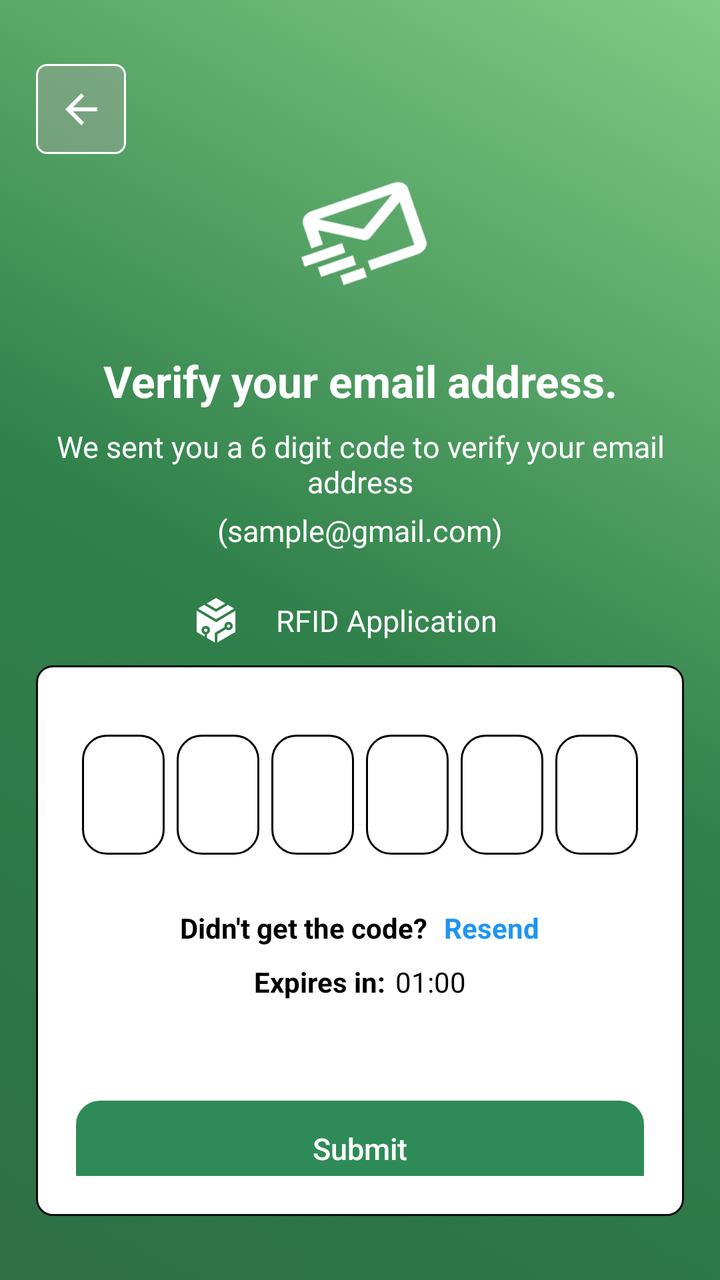
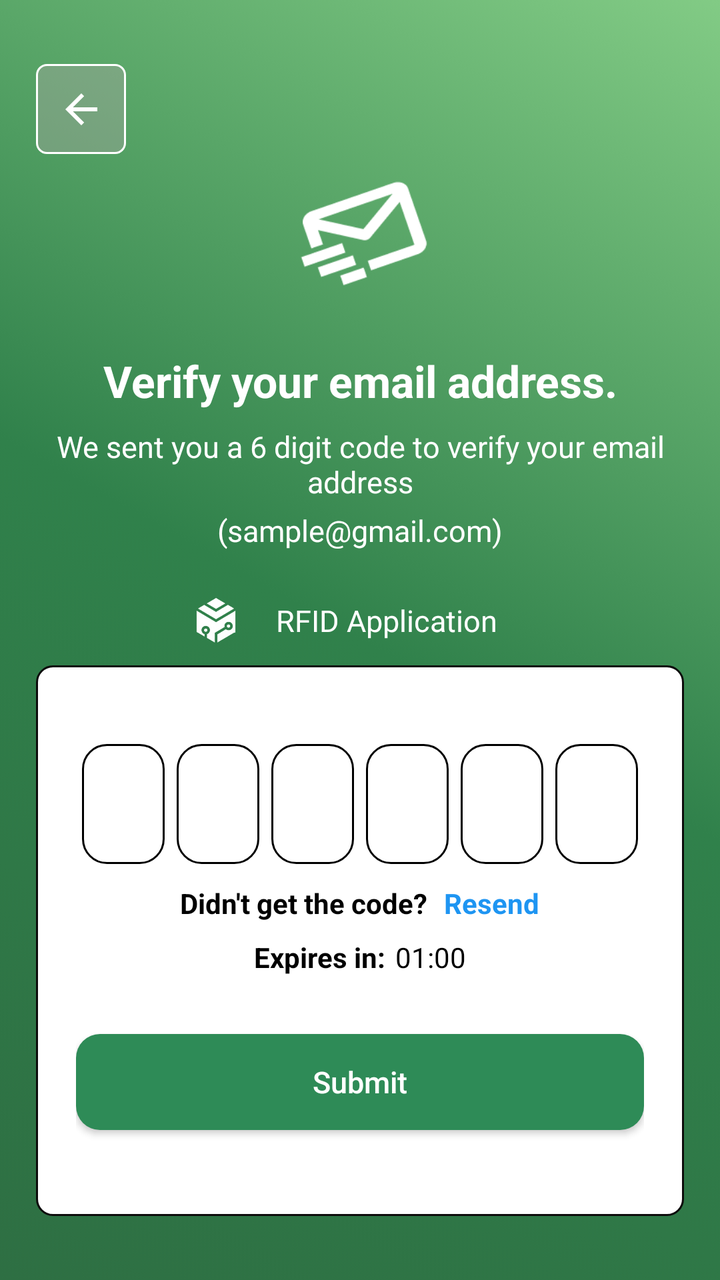

Two renders of the same Android screen: before a commit and after it. Below are the layout's source before the change and the commit's diff.
<!-- AndroidManifest.xml: application theme Theme.RFID -->
<!-- res/layout/activity_e_verification.xml -->
<?xml version="1.0" encoding="utf-8"?>
<androidx.constraintlayout.widget.ConstraintLayout xmlns:android="http://schemas.android.com/apk/res/android"
    xmlns:app="http://schemas.android.com/apk/res-auto"
    xmlns:tools="http://schemas.android.com/tools"
    android:id="@+id/main"
    android:layout_width="match_parent"
    android:layout_height="match_parent"
    android:background="@drawable/gradient_background"
    tools:context=".auth.LoginEmailVerification">

    <androidx.constraintlayout.widget.Guideline
        android:id="@+id/guideTop"
        android:layout_width="wrap_content"
        android:layout_height="wrap_content"
        android:orientation="horizontal"
        app:layout_constraintGuide_percent="0.12"/>

    <androidx.constraintlayout.widget.Guideline
        android:id="@+id/guideLogoBottom"
        android:layout_width="wrap_content"
        android:layout_height="wrap_content"
        android:orientation="horizontal"
        app:layout_constraintGuide_percent="0.45"/>

    <androidx.constraintlayout.widget.Guideline
        android:id="@+id/guideFormTop"
        android:layout_width="wrap_content"
        android:layout_height="wrap_content"
        android:orientation="horizontal"
        app:layout_constraintGuide_percent="0.52"/>

    <androidx.constraintlayout.widget.Guideline
        android:id="@+id/guide_h_bottom_anchor"
        android:layout_width="wrap_content"
        android:layout_height="wrap_content"
        android:orientation="horizontal"
        app:layout_constraintGuide_percent="0.95"/>

    <androidx.constraintlayout.widget.Guideline
        android:id="@+id/guide_v_margin_start"
        android:layout_width="wrap_content"
        android:layout_height="wrap_content"
        android:orientation="vertical"
        app:layout_constraintGuide_percent="0.05" />

    <androidx.constraintlayout.widget.Guideline
        android:id="@+id/guide_v_margin_end"
        android:layout_width="wrap_content"
        android:layout_height="wrap_content"
        android:orientation="vertical"
        app:layout_constraintGuide_percent="0.95" />


    <ImageButton
        android:id="@+id/btnBack"
        android:layout_width="45dp"
        android:layout_height="45dp"
        android:layout_marginTop="32dp"
        android:background="@drawable/backbtn"
        app:tint="@android:color/white"
        app:layout_constraintStart_toStartOf="@+id/guide_v_margin_start"
        app:layout_constraintTop_toTopOf="parent"
        app:srcCompat="?attr/homeAsUpIndicator"
        tools:ignore="UseAppTint" />

    <LinearLayout
        android:id="@+id/headerSection"
        android:layout_width="0dp"
        android:layout_height="0dp"
        android:gravity="center"
        android:orientation="vertical"
        app:layout_constraintEnd_toStartOf="@+id/guide_v_margin_end"
        app:layout_constraintStart_toStartOf="@+id/guide_v_margin_start"
        app:layout_constraintTop_toTopOf="@id/guideTop"
        app:layout_constraintBottom_toTopOf="@+id/guideLogoBottom">

        <ImageView
            android:id="@+id/imageView4"
            android:layout_width="90dp"
            android:layout_height="90dp"
            app:srcCompat="@drawable/email_icon" />

        <TextView
            android:id="@+id/verifyText"
            android:layout_width="wrap_content"
            android:layout_height="wrap_content"
            android:gravity="center"
            android:text="@string/Verify_text"
            android:textColor="@color/white"
            android:textSize="22sp"
            android:textStyle="bold"
            android:layout_marginTop="12dp"/>

        <TextView
            android:id="@+id/verificationText"
            android:layout_width="wrap_content"
            android:layout_height="wrap_content"
            android:gravity="center"
            android:text="@string/codeMessage"
            android:textColor="@color/white"
            android:textSize="15sp"
            android:layout_marginTop="8dp"/>

        <TextView
            android:id="@+id/userEmail"
            android:layout_width="wrap_content"
            android:layout_height="wrap_content"
            android:gravity="center"
            android:text="@string/Email"
            android:textColor="@color/white"
            android:textSize="15sp"
            android:layout_marginTop="4dp"/>

        <TextView
            android:id="@+id/fieldBelow"
            android:layout_width="wrap_content"
            android:layout_height="wrap_content"
            android:layout_marginTop="16dp"
            android:gravity="center"
            android:text="@string/fieldMessage"
            android:textColor="@color/white"
            android:textSize="15sp" />

    </LinearLayout>

    <include
        android:id="@+id/rfidApplication"
        layout="@layout/component_logo"
        android:layout_height="0dp"
        android:layout_width="match_parent"
        app:layout_constraintStart_toStartOf="parent"
        app:layout_constraintEnd_toEndOf="parent"
        app:layout_constraintTop_toTopOf="@id/guideLogoBottom"
        app:layout_constraintBottom_toTopOf="@id/guideFormTop"
        app:layout_constraintDimensionRatio="3:1" />

    <androidx.constraintlayout.widget.ConstraintLayout
        android:id="@+id/codeBoxContainer"
        android:layout_width="0dp"
        android:layout_height="0dp"
        android:padding="20dp"
        android:background="@drawable/edit_textbg"
        app:layout_constraintStart_toStartOf="@+id/guide_v_margin_start"
        app:layout_constraintEnd_toStartOf="@+id/guide_v_margin_end"
        app:layout_constraintTop_toTopOf="@id/guideFormTop"
        app:layout_constraintBottom_toTopOf="@+id/guide_h_bottom_anchor"
        app:layout_constraintWidth_max="420dp"
        app:layout_constraintHeight_max="350dp"
        app:layout_constraintHeight_default="wrap">

        <androidx.constraintlayout.widget.Guideline
            android:id="@+id/g1"
            android:orientation="horizontal"
            app:layout_constraintGuide_percent="0.05"
            android:layout_width="wrap_content"
            android:layout_height="wrap_content" />

        <androidx.constraintlayout.widget.Guideline
            android:id="@+id/g2"
            android:orientation="horizontal"
            app:layout_constraintGuide_percent="0.35"
            android:layout_width="wrap_content"
            android:layout_height="wrap_content" />

        <androidx.constraintlayout.widget.Guideline
            android:id="@+id/g3"
            android:orientation="horizontal"
            app:layout_constraintGuide_percent="0.55"
            android:layout_width="wrap_content"
            android:layout_height="wrap_content" />

        <androidx.constraintlayout.widget.Guideline
            android:id="@+id/g4"
            android:orientation="horizontal"
            app:layout_constraintGuide_percent="0.95"
            android:layout_width="wrap_content"
            android:layout_height="wrap_content" />


        <LinearLayout
            android:id="@+id/inputBoxes"
            android:layout_width="0dp"
            android:layout_height="wrap_content"
            android:orientation="horizontal"
            android:gravity="center"
            app:layout_constraintEnd_toEndOf="parent"
            app:layout_constraintStart_toStartOf="parent"
            app:layout_constraintTop_toTopOf="@id/g1">

            <EditText
                android:id="@+id/etInputBox1"
                android:layout_width="0dp"
                android:layout_height="60dp"
                android:layout_weight="1"
                android:layout_margin="3dp"
                android:background="@drawable/num_box_bg"
                android:gravity="center"
                android:inputType="number"
                android:maxLength="1" />
            <EditText
                android:id="@+id/etInputBox2"
                android:layout_width="0dp"
                android:layout_height="60dp"
                android:layout_weight="1"
                android:layout_margin="3dp"
                android:background="@drawable/num_box_bg"
                android:gravity="center"
                android:inputType="number"
                android:maxLength="1" />
            <EditText
                android:id="@+id/etInputBox3"
                android:layout_width="0dp"
                android:layout_height="60dp"
                android:layout_weight="1"
                android:layout_margin="3dp"
                android:background="@drawable/num_box_bg"
                android:gravity="center"
                android:inputType="number"
                android:maxLength="1" />
            <EditText
                android:id="@+id/etInputBox4"
                android:layout_width="0dp"
                android:layout_height="60dp"
                android:layout_weight="1"
                android:layout_margin="3dp"
                android:background="@drawable/num_box_bg"
                android:gravity="center"
                android:inputType="number"
                android:maxLength="1" />
            <EditText
                android:id="@+id/etInputBox5"
                android:layout_width="0dp"
                android:layout_height="60dp"
                android:layout_weight="1"
                android:layout_margin="3dp"
                android:background="@drawable/num_box_bg"
                android:gravity="center"
                android:inputType="number"
                android:maxLength="1" />
            <EditText
                android:id="@+id/etInputBox6"
                android:layout_width="0dp"
                android:layout_height="60dp"
                android:layout_weight="1"
                android:layout_margin="3dp"
                android:background="@drawable/num_box_bg"
                android:gravity="center"
                android:inputType="number"
                android:maxLength="1" />

        </LinearLayout>

        <LinearLayout
            android:id="@+id/resendSection"
            android:layout_width="0dp"
            android:layout_height="wrap_content"
            android:gravity="center"
            android:orientation="horizontal"
            android:layout_marginTop="24dp"
            app:layout_constraintTop_toBottomOf="@id/inputBoxes"
            app:layout_constraintStart_toStartOf="parent"
            app:layout_constraintEnd_toEndOf="parent">

            <TextView
                android:id="@+id/txtDidntGetCode"
                android:layout_width="wrap_content"
                android:layout_height="wrap_content"
                android:text="@string/DidntgetCode"
                android:textColor="@color/black"
                android:textStyle="bold" />

            <TextView
                android:id="@+id/txtResendCode"
                android:layout_width="wrap_content"
                android:layout_height="wrap_content"
                android:layout_marginStart="8dp"
                android:text="@string/resendText"
                android:textColor="@color/blue"
                android:textStyle="bold" />
        </LinearLayout>


        <LinearLayout
            android:id="@+id/expireSection"
            android:layout_width="wrap_content"
            android:layout_height="wrap_content"
            android:orientation="horizontal"
            android:layout_marginTop="8dp"
            app:layout_constraintTop_toBottomOf="@id/resendSection"
            app:layout_constraintStart_toStartOf="parent"
            app:layout_constraintEnd_toEndOf="parent">

            <TextView
                android:id="@+id/txtExpiresIn"
                android:layout_width="wrap_content"
                android:layout_height="wrap_content"
                android:text="@string/expireText"
                android:textColor="@color/black"
                android:textStyle="bold" />

            <TextView
                android:id="@+id/txtCountdown"
                android:layout_width="wrap_content"
                android:layout_height="wrap_content"
                android:layout_marginStart="5dp"
                android:text="@string/countDownText"
                android:textColor="@color/black" />
        </LinearLayout>

        <Button
            android:id="@+id/btnVerifying1"
            android:layout_width="0dp"
            app:layout_constraintWidth_max="300dp"
            android:layout_height="wrap_content"
            android:background="@drawable/button_style"
            android:text="@string/submitBtn"
            android:textAllCaps="false"
            android:textColor="@color/white"
            android:layout_marginTop="50dp"
            app:layout_constraintTop_toBottomOf="@id/expireSection"
            app:layout_constraintEnd_toEndOf="parent"
            app:layout_constraintStart_toStartOf="parent" />

    </androidx.constraintlayout.widget.ConstraintLayout>

</androidx.constraintlayout.widget.ConstraintLayout>
<!-- res/layout/component_logo.xml (included above) -->
<androidx.constraintlayout.widget.ConstraintLayout
    xmlns:android="http://schemas.android.com/apk/res/android"
    xmlns:tools="http://schemas.android.com/tools"
    xmlns:app="http://schemas.android.com/apk/res-auto"
    android:layout_width="match_parent"
    android:layout_height="60dp"
    android:id="@+id/rfidApplication">

    <LinearLayout
        android:orientation="horizontal"
        android:layout_width="0dp"
        android:layout_height="wrap_content"
        android:gravity="center"
        android:paddingEnd="33dp"
        app:layout_constraintStart_toStartOf="parent"
        app:layout_constraintEnd_toEndOf="parent"
        app:layout_constraintTop_toTopOf="parent">

        <ImageView
            android:id="@+id/imgLogo"
            android:layout_width="60dp"
            android:layout_height="wrap_content"
            android:maxHeight="60dp"
            app:srcCompat="@drawable/signin_logo"
            tools:ignore="ContentDescription,RtlSymmetry" />

        <TextView
            android:id="@+id/txtRFIDApplication"
            android:layout_width="wrap_content"
            android:layout_height="wrap_content"
            android:text="RFID Application"
            android:textColor="@color/white"
            android:textSize="15sp"
            tools:ignore="HardcodedText,TextContrastCheck" />

    </LinearLayout>

</androidx.constraintlayout.widget.ConstraintLayout>
<!-- resources referenced by this layout -->
<resources>
  <color name="black">#FF000000</color>
  <color name="blue">#1E95F2</color>
  <color name="white">#FFFFFFFF</color>
  <!-- drawable backbtn (drawable) -->
  <?xml version="1.0" encoding="utf-8"?>
  <selector xmlns:android="http://schemas.android.com/apk/res/android">
      <item>
          <shape>
              <solid android:color="#62AFA7A7"/>
              <stroke android:color="@color/white"
                  android:width="3px"/>
              <corners android:radius="15px"/>
          </shape>
      </item>
  </selector>
  <!-- drawable button_style (drawable) -->
  <?xml version="1.0" encoding="utf-8"?>
  <selector xmlns:android="http://schemas.android.com/apk/res/android">
      <item>
          <shape>
              <solid android:color="@color/sea_green"/>
              <corners android:radius="12dp"/>
              
          </shape>
      </item>
  </selector>
  <!-- drawable edit_textbg (drawable) -->
  <?xml version="1.0" encoding="utf-8"?>
  <selector xmlns:android="http://schemas.android.com/apk/res/android">
  
      <item>
      <shape>
              <solid android:color="#FFFFFF" />
              <stroke
                  android:width="1dp"
                  android:color="#0D0C0C" />
  
              <corners android:radius="8dp" />
  
              <padding
                  android:left="12dp"
                  android:top="10dp"
                  android:right="12dp"
                  android:bottom="10dp" />
          </shape>
  </item>
  
  </selector>
  <!-- drawable email_icon: png bitmap (drawable, 2831 bytes) -->
  <!-- drawable gradient_background (drawable) -->
  <?xml version="1.0" encoding="utf-8"?>
  <selector xmlns:android="http://schemas.android.com/apk/res/android">
      <item>
          <shape>
              <gradient
                  android:angle="45"
                  android:startColor="#2E6F43"
                  android:centerColor="#30814B"
                  android:endColor="#82CB85"
                  android:type="linear"
                  />
          </shape>
      </item>
  
  </selector>
  <!-- drawable num_box_bg (drawable) -->
  <?xml version="1.0" encoding="utf-8"?>
  <selector xmlns:android="http://schemas.android.com/apk/res/android">
      <item>
          <shape>
              <solid android:color="#FFFFFFFF" />
              <stroke
                  android:width="1dp"
                  android:color="#FF000000" />
  
              <corners android:radius="12dp" />
          </shape>
      </item>
  
  </selector>
  <!-- drawable signin_logo: png bitmap (drawable, 47190 bytes) -->
  <string name="DidntgetCode">Didn\'t get the code?</string>
  <string name="Email">(sample@gmail.com)</string>
  <string name="Verify_text">Verify your email address.</string>
  <string name="codeMessage">We sent you a 6 digit code to verify your email address</string>
  <string name="countDownText">01:00</string>
  <string name="expireText">Expires in: </string>
  <string name="fieldMessage">Enter in the field below.</string>
  <string name="resendText">Resend</string>
  <string name="submitBtn">
          <font size="15">
              <font color="white">
                  Submit
              </font>
          </font>
      </string>
  <style name="Theme.RFID" parent="Base.Theme.RFID" />
  <color name="sea_green">#2E8B57</color>
  <style name="Base.Theme.RFID" parent="Theme.AppCompat.Light.NoActionBar">
          
          
      </style>
</resources>

<!-- the commit's change to res/layout/activity_e_verification.xml (unified diff, before → after) -->
@@ -145,34 +145,33 @@
         app:layout_constraintTop_toTopOf="@id/guideFormTop"
         app:layout_constraintBottom_toTopOf="@+id/guide_h_bottom_anchor"
         app:layout_constraintWidth_max="420dp"
-        app:layout_constraintHeight_max="350dp"
-        app:layout_constraintHeight_default="wrap">
+        app:layout_constraintHeight_max="300dp">
 
         <androidx.constraintlayout.widget.Guideline
             android:id="@+id/g1"
             android:orientation="horizontal"
-            app:layout_constraintGuide_percent="0.05"
+            app:layout_constraintGuide_percent="0.07"
             android:layout_width="wrap_content"
             android:layout_height="wrap_content" />
 
         <androidx.constraintlayout.widget.Guideline
             android:id="@+id/g2"
             android:orientation="horizontal"
-            app:layout_constraintGuide_percent="0.35"
+            app:layout_constraintGuide_percent="0.38"
             android:layout_width="wrap_content"
             android:layout_height="wrap_content" />
 
         <androidx.constraintlayout.widget.Guideline
             android:id="@+id/g3"
             android:orientation="horizontal"
-            app:layout_constraintGuide_percent="0.55"
+            app:layout_constraintGuide_percent="0.7"
             android:layout_width="wrap_content"
             android:layout_height="wrap_content" />
 
         <androidx.constraintlayout.widget.Guideline
             android:id="@+id/g4"
             android:orientation="horizontal"
-            app:layout_constraintGuide_percent="0.95"
+            app:layout_constraintGuide_percent="0.9"
             android:layout_width="wrap_content"
             android:layout_height="wrap_content" />
 
@@ -256,8 +255,7 @@
             android:layout_height="wrap_content"
             android:gravity="center"
             android:orientation="horizontal"
-            android:layout_marginTop="24dp"
-            app:layout_constraintTop_toBottomOf="@id/inputBoxes"
+            app:layout_constraintTop_toBottomOf="@id/g2"
             app:layout_constraintStart_toStartOf="parent"
             app:layout_constraintEnd_toEndOf="parent">
 
@@ -316,8 +314,8 @@
             android:text="@string/submitBtn"
             android:textAllCaps="false"
             android:textColor="@color/white"
-            android:layout_marginTop="50dp"
-            app:layout_constraintTop_toBottomOf="@id/expireSection"
+            app:layout_constraintTop_toBottomOf="@id/g3"
+            app:layout_constraintBottom_toTopOf="@id/g4"
             app:layout_constraintEnd_toEndOf="parent"
             app:layout_constraintStart_toStartOf="parent" />
 
